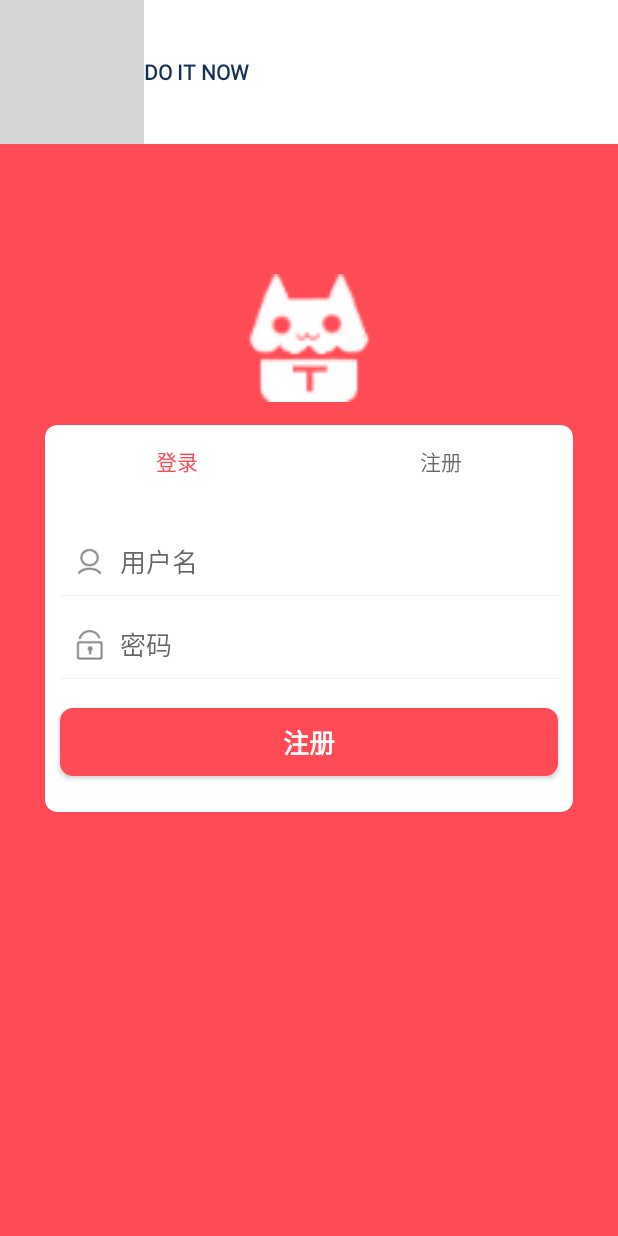
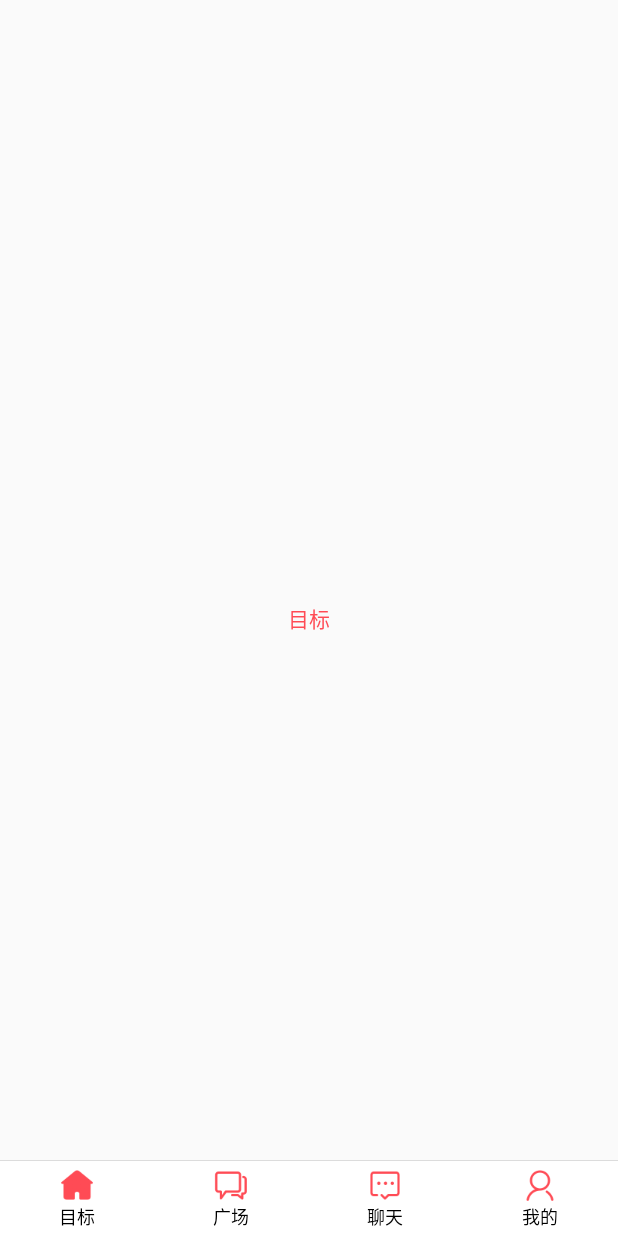
Before and after one commit to Hosigus-Anuo/DoItNow, an Android app: the screen it shows after launch (LoginActivity before the commit, MainActivity after it), on a phone screen of 412 x 824 dp. Run offline under Robolectric (Android 15) with nearby library versions, the phone set to English and light mode, and no system bars; our stand-ins replace RxJava; network calls fail; pictures from the network do not load; grey boxes are pictures that could not be loaded.

Commit message:
realize the switch of the main view

```diff
--- a/app/src/main/java/com/cflower/doitnow/ui/activity/MainActivity.kt
+++ b/app/src/main/java/com/cflower/doitnow/ui/activity/MainActivity.kt
@@ -1,13 +1,57 @@
 package com.cflower.doitnow.ui.activity
 
 import android.os.Bundle
+import androidx.viewpager.widget.ViewPager
 import com.cflower.doitnow.R
+import com.cflower.doitnow.ui.adapter.MainViewPagerAdapter
+import com.cflower.doitnow.ui.fragment.ChatFragment
+import com.cflower.doitnow.ui.fragment.MineFragment
+import com.cflower.doitnow.ui.fragment.SquareFragment
+import com.cflower.doitnow.ui.fragment.TargetFragment
 import com.cflower.lib_common.ui.BaseActivity
+import kotlinx.android.synthetic.main.activity_main.*
 
 class MainActivity : BaseActivity() {
     override val resId: Int = R.layout.activity_main
     override fun onCreate(savedInstanceState: Bundle?) {
         super.onCreate(savedInstanceState)
+        setContentView(resId)
+        setFragment()
+        setEvent()
+    }
+
+    private fun setFragment() {
+        val fmTarget = TargetFragment()
+        val fmSquare = SquareFragment()
+        val fmChat = ChatFragment()
+        val fmMine = MineFragment()
+        val list = listOf(fmTarget, fmSquare, fmChat, fmMine)
+        vp_main.adapter = MainViewPagerAdapter(list, supportFragmentManager)
+    }
+
+    private fun setEvent() {
+        radio_group.setOnCheckedChangeListener { _, checkedId ->
+            when (checkedId) {
+                R.id.rdo_target -> vp_main.currentItem = 0
+                R.id.rdo_square -> vp_main.currentItem = 1
+                R.id.rdo_chat -> vp_main.currentItem = 2
+                R.id.rdo_mine -> vp_main.currentItem = 3
+            }
+        }
+        vp_main.setOnPageChangeListener(object : ViewPager.OnPageChangeListener {
+            override fun onPageScrolled(
+                position: Int,
+                positionOffset: Float,
+                positionOffsetPixels: Int
+            ) {
+            }
+
+            override fun onPageSelected(position: Int) =
+                radio_group.check(radio_group.getChildAt(position).id)
+
+            override fun onPageScrollStateChanged(state: Int) {
+            }
+        })
     }
 
 }
--- a/app/src/main/java/com/cflower/doitnow/ui/activity/SplashActivity.kt
+++ b/app/src/main/java/com/cflower/doitnow/ui/activity/SplashActivity.kt
@@ -55,7 +55,7 @@ class SplashActivity : BaseViewModelActivity<SplashViewModel>() {
         if (App.userModel.isLogin) {
             finishSplash<MainActivity>()
         } else {
-            finishSplash<LoginActivity>()
+            finishSplash<MainActivity>()
         }
     }
 
--- /dev/null
+++ b/app/src/main/java/com/cflower/doitnow/ui/adapter/MainViewPagerAdapter.kt
@@ -0,0 +1,11 @@
+package com.cflower.doitnow.ui.adapter
+
+import androidx.fragment.app.Fragment
+import androidx.fragment.app.FragmentManager
+import androidx.fragment.app.FragmentStatePagerAdapter
+
+class MainViewPagerAdapter(var fmList:List<Fragment>,fm:FragmentManager):FragmentStatePagerAdapter(fm) {
+    override fun getCount(): Int = fmList.size
+
+    override fun getItem(position: Int): Fragment =fmList[position]
+}
--- /dev/null
+++ b/app/src/main/java/com/cflower/doitnow/ui/fragment/ChatFragment.kt
@@ -0,0 +1,18 @@
+package com.cflower.doitnow.ui.fragment
+
+import android.os.Bundle
+import android.view.LayoutInflater
+import android.view.View
+import android.view.ViewGroup
+import androidx.fragment.app.Fragment
+import com.cflower.doitnow.R
+
+class ChatFragment:Fragment() {
+    override fun onCreateView(
+        inflater: LayoutInflater,
+        container: ViewGroup?,
+        savedInstanceState: Bundle?
+    ): View? {
+        return inflater.inflate(R.layout.fragment_main_chat,container,false);
+    }
+}
--- /dev/null
+++ b/app/src/main/java/com/cflower/doitnow/ui/fragment/MineFragment.kt
@@ -0,0 +1,18 @@
+package com.cflower.doitnow.ui.fragment
+
+import android.os.Bundle
+import android.view.LayoutInflater
+import android.view.View
+import android.view.ViewGroup
+import androidx.fragment.app.Fragment
+import com.cflower.doitnow.R
+
+class MineFragment :Fragment(){
+    override fun onCreateView(
+        inflater: LayoutInflater,
+        container: ViewGroup?,
+        savedInstanceState: Bundle?
+    ): View? {
+        return inflater.inflate(R.layout.fragment_main_square,container,false);
+    }
+}
--- /dev/null
+++ b/app/src/main/java/com/cflower/doitnow/ui/fragment/SquareFragment.kt
@@ -0,0 +1,18 @@
+package com.cflower.doitnow.ui.fragment
+
+import android.os.Bundle
+import android.view.LayoutInflater
+import android.view.View
+import android.view.ViewGroup
+import androidx.fragment.app.Fragment
+import com.cflower.doitnow.R
+
+class SquareFragment: Fragment() {
+    override fun onCreateView(
+        inflater: LayoutInflater,
+        container: ViewGroup?,
+        savedInstanceState: Bundle?
+    ): View? {
+        return inflater.inflate(R.layout.fragment_main_square,container,false);
+    }
+}
--- /dev/null
+++ b/app/src/main/java/com/cflower/doitnow/ui/fragment/TargetFragment.kt
@@ -0,0 +1,18 @@
+package com.cflower.doitnow.ui.fragment
+
+import android.os.Bundle
+import android.view.LayoutInflater
+import android.view.View
+import android.view.ViewGroup
+import androidx.fragment.app.Fragment
+import com.cflower.doitnow.R
+
+class TargetFragment: Fragment() {
+    override fun onCreateView(
+        inflater: LayoutInflater,
+        container: ViewGroup?,
+        savedInstanceState: Bundle?
+    ): View? {
+        return inflater.inflate(R.layout.fragment_main_target,container,false);
+    }
+}
--- /dev/null
+++ b/app/src/main/res/layout/fragment_main_target.xml
@@ -0,0 +1,19 @@
+<?xml version="1.0" encoding="utf-8"?>
+<androidx.constraintlayout.widget.ConstraintLayout
+    xmlns:android="http://schemas.android.com/apk/res/android"
+    android:layout_width="match_parent"
+    android:layout_height="match_parent"
+    xmlns:app="http://schemas.android.com/apk/res-auto">
+
+    <TextView
+        android:id="@+id/txt_main_target"
+        android:layout_width="wrap_content"
+        android:layout_height="wrap_content"
+        android:text="@string/rdo_target"
+        android:textColor="@color/colorBackground"
+        app:layout_constraintTop_toTopOf="parent"
+        app:layout_constraintBottom_toBottomOf="parent"
+        app:layout_constraintStart_toStartOf="parent"
+        app:layout_constraintEnd_toEndOf="parent"/>
+
+</androidx.constraintlayout.widget.ConstraintLayout>
--- a/app/src/main/res/values/strings.xml
+++ b/app/src/main/res/values/strings.xml
@@ -6,7 +6,7 @@
     <string name="but_register_login">注册</string>
     <string name="txt_login_name">DO IT NOW</string>
     <string name="rdo_target">目标</string>
-    <string name="rdo_room">房间</string>
+    <string name="rdo_square">广场</string>
     <string name="rdo_chat">聊天</string>
     <string name="rdo_mine">我的</string>
     <string name="but_mine_sign_out">退出登录</string>
```
Also changed, not shown: app/src/main/res/layout/activity_main.xml (+4 -26 lines), app/src/main/res/layout/fragment_main_chat.xml (added, +19 -0 lines), app/src/main/res/layout/fragment_main_square.xml (added, +17 -0 lines).
